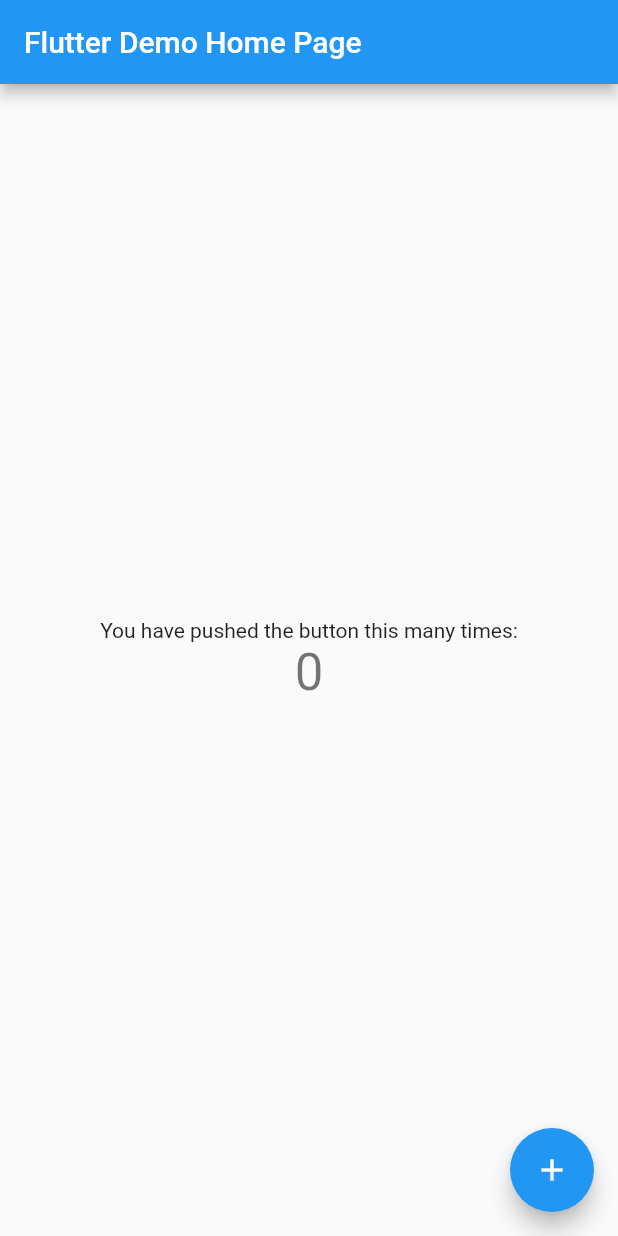
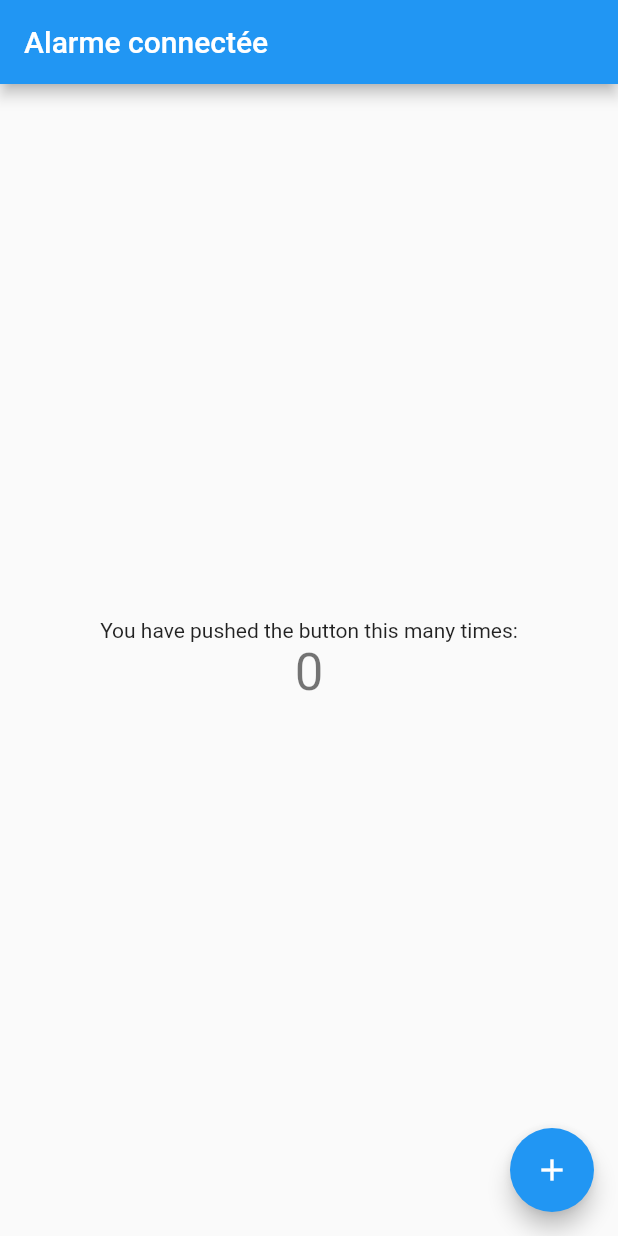
Before and after one commit to Yannis000/IOTapp, a Flutter app: the screen it shows after launch, on a phone screen of 412 x 824 dp. Run offline on Flutter 3.47's test engine with Material 2 defaults, Android fonts, the phone set to English and light mode, and no system bars; our stand-ins replace get_it, injectable.

Commit message:
mise en place projet

```diff
--- /dev/null
+++ b/lib/app.dart
@@ -0,0 +1,19 @@
+import 'package:flutter/material.dart';
+
+import 'home.dart';
+
+class MyApp extends StatelessWidget {
+  const MyApp({Key? key}) : super(key: key);
+
+  // This widget is the root of your application.
+  @override
+  Widget build(BuildContext context) {
+    return MaterialApp(
+      title: 'IoT',
+      theme: ThemeData(
+        primarySwatch: Colors.blue,
+      ),
+      home: const MyHomePage(title: 'Alarme connectée'),
+    );
+  }
+}
--- /dev/null
+++ b/lib/home.dart
@@ -0,0 +1,48 @@
+import 'package:flutter/material.dart';
+
+class MyHomePage extends StatefulWidget {
+  const MyHomePage({Key? key, required this.title}) : super(key: key);
+
+  final String title;
+
+  @override
+  State<MyHomePage> createState() => _MyHomePageState();
+}
+
+class _MyHomePageState extends State<MyHomePage> {
+  int _counter = 0;
+
+  void _incrementCounter() {
+    setState(() {
+      _counter++;
+    });
+  }
+
+  @override
+  Widget build(BuildContext context) {
+    return Scaffold(
+      appBar: AppBar(
+        title: Text(widget.title),
+      ),
+      body: Center(
+        child: Column(
+          mainAxisAlignment: MainAxisAlignment.center,
+          children: <Widget>[
+            const Text(
+              'You have pushed the button this many times:',
+            ),
+            Text(
+              '$_counter',
+              style: Theme.of(context).textTheme.headline4,
+            ),
+          ],
+        ),
+      ),
+      floatingActionButton: FloatingActionButton(
+        onPressed: _incrementCounter,
+        tooltip: 'Increment',
+        child: const Icon(Icons.add),
+      ),
+    );
+  }
+}
--- a/lib/main.dart
+++ b/lib/main.dart
@@ -1,115 +1,6 @@
-import 'package:flutter/material.dart';
+import 'package:flutter/cupertino.dart';
+import 'app.dart';
 
 void main() {
   runApp(const MyApp());
 }
-
-class MyApp extends StatelessWidget {
-  const MyApp({Key? key}) : super(key: key);
-
-  // This widget is the root of your application.
-  @override
-  Widget build(BuildContext context) {
-    return MaterialApp(
-      title: 'Flutter Demo',
-      theme: ThemeData(
-        // This is the theme of your application.
-        //
-        // Try running your application with "flutter run". You'll see the
-        // application has a blue toolbar. Then, without quitting the app, try
-        // changing the primarySwatch below to Colors.green and then invoke
-        // "hot reload" (press "r" in the console where you ran "flutter run",
-        // or simply save your changes to "hot reload" in a Flutter IDE).
-        // Notice that the counter didn't reset back to zero; the application
-        // is not restarted.
-        primarySwatch: Colors.blue,
-      ),
-      home: const MyHomePage(title: 'Flutter Demo Home Page'),
-    );
-  }
-}
-
-class MyHomePage extends StatefulWidget {
-  const MyHomePage({Key? key, required this.title}) : super(key: key);
-
-  // This widget is the home page of your application. It is stateful, meaning
-  // that it has a State object (defined below) that contains fields that affect
-  // how it looks.
-
-  // This class is the configuration for the state. It holds the values (in this
-  // case the title) provided by the parent (in this case the App widget) and
-  // used by the build method of the State. Fields in a Widget subclass are
-  // always marked "final".
-
-  final String title;
-
-  @override
-  State<MyHomePage> createState() => _MyHomePageState();
-}
-
-class _MyHomePageState extends State<MyHomePage> {
-  int _counter = 0;
-
-  void _incrementCounter() {
-    setState(() {
-      // This call to setState tells the Flutter framework that something has
-      // changed in this State, which causes it to rerun the build method below
-      // so that the display can reflect the updated values. If we changed
-      // _counter without calling setState(), then the build method would not be
-      // called again, and so nothing would appear to happen.
-      _counter++;
-    });
-  }
-
-  @override
-  Widget build(BuildContext context) {
-    // This method is rerun every time setState is called, for instance as done
-    // by the _incrementCounter method above.
-    //
-    // The Flutter framework has been optimized to make rerunning build methods
-    // fast, so that you can just rebuild anything that needs updating rather
-    // than having to individually change instances of widgets.
-    return Scaffold(
-      appBar: AppBar(
-        // Here we take the value from the MyHomePage object that was created by
-        // the App.build method, and use it to set our appbar title.
-        title: Text(widget.title),
-      ),
-      body: Center(
-        // Center is a layout widget. It takes a single child and positions it
-        // in the middle of the parent.
-        child: Column(
-          // Column is also a layout widget. It takes a list of children and
-          // arranges them vertically. By default, it sizes itself to fit its
-          // children horizontally, and tries to be as tall as its parent.
-          //
-          // Invoke "debug painting" (press "p" in the console, choose the
-          // "Toggle Debug Paint" action from the Flutter Inspector in Android
-          // Studio, or the "Toggle Debug Paint" command in Visual Studio Code)
-          // to see the wireframe for each widget.
-          //
-          // Column has various properties to control how it sizes itself and
-          // how it positions its children. Here we use mainAxisAlignment to
-          // center the children vertically; the main axis here is the vertical
-          // axis because Columns are vertical (the cross axis would be
-          // horizontal).
-          mainAxisAlignment: MainAxisAlignment.center,
-          children: <Widget>[
-            const Text(
-              'You have pushed the button this many times:',
-            ),
-            Text(
-              '$_counter',
-              style: Theme.of(context).textTheme.headline4,
-            ),
-          ],
-        ),
-      ),
-      floatingActionButton: FloatingActionButton(
-        onPressed: _incrementCounter,
-        tooltip: 'Increment',
-        child: const Icon(Icons.add),
-      ), // This trailing comma makes auto-formatting nicer for build methods.
-    );
-  }
-}
```
Also changed, not shown: lib/get_it.dart (added, +8 -0 lines), lib/model.dart (added, +26 -0 lines), pubspec.yaml (+8 -0 lines), lib/get_it.config.dart (added), lib/model.g.dart (added), lib/object_list.dart (added), pubspec.lock, 1 other file.
